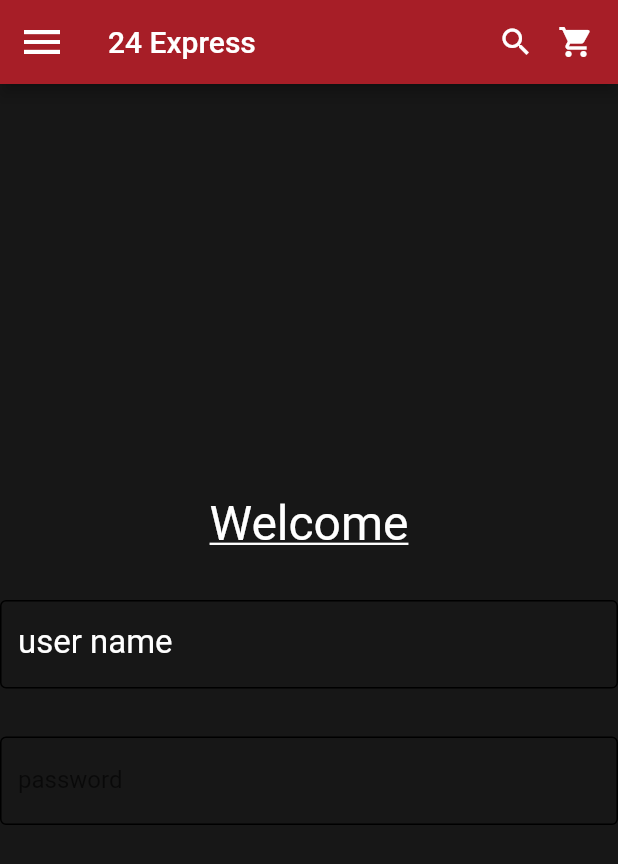
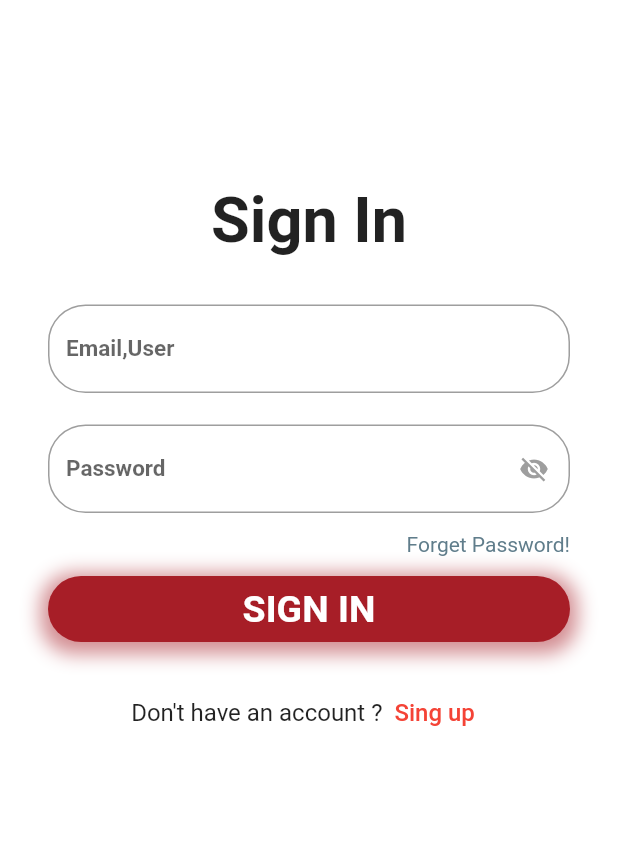
Before and after one commit to AhmedElhenidy/r7_first_app, a Flutter app: the screen it shows after launch, on a phone screen of 412 x 824 dp. Shown: the top 864 px of the screen. Run offline on Flutter 3.47's test engine with Material 2 defaults, Android fonts, the light colour scheme and no system bars.

Commit message:
navigation between sign in and sign up

```diff
--- a/lib/main.dart
+++ b/lib/main.dart
@@ -1,84 +1,24 @@
 import 'package:flutter/material.dart';
+import 'package:r7_first_app/presentation/screens/sign_in_screen.dart';
 
-void main() {
-  runApp(const MyApp());
+void main(){
+  runApp(MyApp());
 }
+class MyApp extends StatelessWidget {
+  const MyApp({Key? key}) : super(key: key);
 
-class MyApp extends StatelessWidget {
-  const MyApp({super.key});
-
-  // This widget is the root of your application.
   @override
   Widget build(BuildContext context) {
     return MaterialApp(
       debugShowCheckedModeBanner: false,
-      title: 'Flutter Demo',
       theme: ThemeData(
-        // This is the theme of your application.
-        //
-        // Try running your application with "flutter run". You'll see the
-        // application has a blue toolbar. Then, without quitting the app, try
-        // changing the primarySwatch below to Colors.green and then invoke
-        // "hot reload" (press "r" in the console where you ran "flutter run",
-        // or simply save your changes to "hot reload" in a Flutter IDE).
-        // Notice that the counter didn't reset back to zero; the application
-        // is not restarted.
-        primarySwatch: Colors.blue,
+        appBarTheme: AppBarTheme(
+          // backgroundColor: Colors.yellow,
+        ),
+        // scaffoldBackgroundColor: Colors.pink,
+
       ),
-      home: Scaffold(
-        backgroundColor: Color(0xff171717),
-        appBar:AppBar(
-          backgroundColor: Color(0xffA71E27),
-          title:  Text("24 Express"),
-          centerTitle: false,
-          leading: Icon(Icons.menu,size: 32,),
-          actions: [
-            Icon(Icons.search),
-            SizedBox(width: 16,),
-            Icon(Icons.shopping_cart,),
-            SizedBox(width: 16,),
-          ],
-        ),
-        body: Center(
-          child: Column(
-            mainAxisAlignment: MainAxisAlignment.center,
-            crossAxisAlignment: CrossAxisAlignment.center,
-           children: [
-             Text("Welcome",
-               style: TextStyle(
-                 color: Colors.white,
-                 fontSize: 32,
-                 decoration: TextDecoration.underline,
-               ),
-             ),
-             SizedBox(height: 32,),
-             TextField(
-               decoration: InputDecoration(
-                 labelText: "user name",
-                 hintText: "please enter your user name",
-                 labelStyle: TextStyle(
-                   fontSize: 22,
-                   color: Colors.white
-                 ),
-
-                 enabledBorder: OutlineInputBorder(),
-                 focusedBorder: OutlineInputBorder(
-                   borderRadius: BorderRadius.circular(22)
-                 ),
-               ),
-             ),
-             SizedBox(height: 32,),
-             TextField(
-               decoration: InputDecoration(
-                   labelText: "password",
-                 enabledBorder: OutlineInputBorder(),
-                 focusedBorder: OutlineInputBorder(),
-               ),
-             ),
-           ],
-          ),
-        ),
-      ),
+      home: SignInScreen(),
     );
   }
 }
--- /dev/null
+++ b/lib/presentation/screens/sign_in_screen.dart
@@ -0,0 +1,162 @@
+import 'package:flutter/cupertino.dart';
+import 'package:flutter/material.dart';
+import 'package:r7_first_app/presentation/screens/sign_up_screen.dart';
+
+class SignInScreen extends StatelessWidget{
+
+  @override
+  Widget build(BuildContext context) {
+    return  Scaffold(
+      backgroundColor: Colors.white,
+      body: SafeArea(
+        child: SingleChildScrollView(
+          padding: EdgeInsets.only(left: 32,right: 32,top: 122),
+          child: Column(
+            children: [
+              Text(
+                "Sign In",
+                style: TextStyle(
+                  fontSize: 42,
+                  fontWeight: FontWeight.bold,
+                ),
+              ),
+              const SizedBox(
+                height: 32,
+              ),
+              SizedBox(
+                height: 64,
+                child: TextField(
+                  cursorColor: Colors.black,
+                  decoration: InputDecoration(
+                      border: OutlineInputBorder(
+                        borderRadius: BorderRadius.circular(25),
+                      ),
+                      focusedBorder: OutlineInputBorder(
+                        borderRadius: BorderRadius.circular(25),
+                        borderSide: const BorderSide(color: Colors.red),
+                      ),
+                      labelText: "Email,User",
+                      labelStyle: const TextStyle(
+                        fontSize: 15,
+                        fontWeight: FontWeight.bold,
+                      ),
+                      floatingLabelStyle: const TextStyle(color: Colors.red)),
+                ),
+              ),
+              const SizedBox(
+                height: 16,
+              ),
+              SizedBox(
+                height: 64,
+                child: TextField(
+                  obscureText: true,
+                  cursorColor: Colors.black,
+                  decoration: InputDecoration(
+                    border: OutlineInputBorder(
+                      borderRadius: BorderRadius.circular(25),
+                    ),
+                    focusedBorder: OutlineInputBorder(
+                      borderRadius: BorderRadius.circular(25),
+                      borderSide: const BorderSide(color: Colors.red),
+                    ),
+                    labelText: "Password",
+                    labelStyle: const TextStyle(
+                      fontSize: 15,
+                      fontWeight: FontWeight.bold,
+                    ),
+                    suffixIcon: const Icon(
+                      Icons.visibility_off,
+                      size: 20,
+                      color: Colors.grey,
+                    ),
+                    floatingLabelStyle: const TextStyle(color: Colors.red),
+                  ),
+                ),
+              ),
+              const SizedBox(
+                height: 8,
+              ),
+              Row(
+                mainAxisAlignment: MainAxisAlignment.end,
+                children: [
+                  InkWell(
+                    onTap: () {},
+                    child: const Text(
+                      'Forget Password!',
+                      style: TextStyle(color: Colors.blueGrey),
+                    ),
+                  ),
+                ],
+              ),
+              const SizedBox(
+                height: 13,
+              ),
+              InkWell(
+                onTap: (){
+
+                },
+                child: Container(
+                  height: 44,
+                  decoration: BoxDecoration(
+                      boxShadow: [
+                    BoxShadow(
+                      color:Color(0xffA71E27).withOpacity(.5),
+                      spreadRadius: 5,
+                      blurRadius: 10,
+                      offset: const Offset(0, 3), // changes position of shadow
+                    ),
+                  ],
+                    borderRadius: BorderRadius.circular(22),
+                      color: Color(0xffA71E27),
+                  ),
+                  child: Center(
+                    child: const Text(
+                      'SIGN IN',
+                      style: TextStyle(
+                        fontSize: 25,
+                        color: Colors.white,
+                        fontWeight: FontWeight.bold,
+                      ),
+                    ),
+                  ),
+                ),
+              ),
+              const SizedBox(
+                height: 23,
+              ),
+              Row(
+                mainAxisAlignment: MainAxisAlignment.center,
+                children: [
+                  const Text(
+                    'Don\'t have an account ?',
+                    style: TextStyle(
+                      fontSize: 16
+                    ),
+                  ),
+                  TextButton(
+                    onPressed: () {
+                      //Navigate to the sign up screen
+                      Navigator.push(context,
+                          MaterialPageRoute(builder: (context){
+                            return SignUpScreen();
+                          },),
+                      );
+                    },
+                    child: const Text(
+                      'Sing up',
+                      style: TextStyle(
+                        color: Colors.red,
+                        fontSize: 16,
+                      ),
+                    ),
+                  ),
+                ],
+              ),
+            ],
+          ),
+        ),
+      ),
+    );
+  }
+
+}
```
Also changed, not shown: lib/presentation/screens/sign_up_screen.dart (added, +113 -0 lines).
